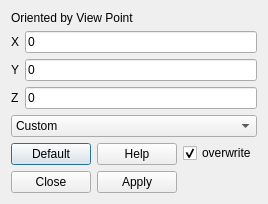
The window that ui/AddNoiseDialog.ui (Tonsty/Registar) describes before a commit, drawn with Qt 5.
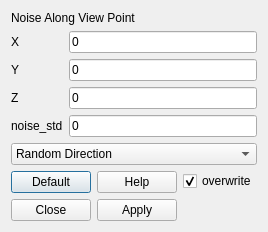
The same window after the commit. Icons and pictures are not drawn.

Commit message: Add addNoiseToPointCloud and adaptive normal_len

What changed in the file:
```diff
--- a/ui/AddNoiseDialog.ui
+++ b/ui/AddNoiseDialog.ui
@@ -7,7 +7,7 @@
     <x>0</x>
     <y>0</y>
     <width>255</width>
-    <height>201</height>
+    <height>227</height>
    </rect>
   </property>
   <property name="windowTitle">
@@ -23,7 +23,7 @@
      <item>
       <widget class="QLabel" name="label">
        <property name="text">
-        <string>Oriented by View Point</string>
+        <string>Noise Along View Point</string>
        </property>
       </widget>
      </item>
@@ -71,13 +71,27 @@
          </property>
         </widget>
        </item>
+       <item row="3" column="0">
+        <widget class="QLabel" name="label_5">
+         <property name="text">
+          <string>noise_std</string>
+         </property>
+        </widget>
+       </item>
+       <item row="3" column="1">
+        <widget class="QLineEdit" name="noiseSTDLineEdit">
+         <property name="text">
+          <string>0</string>
+         </property>
+        </widget>
+       </item>
       </layout>
      </item>
      <item>
       <widget class="QComboBox" name="comboBox">
        <item>
         <property name="text">
-         <string>Custom</string>
+         <string>Random Direction</string>
         </property>
        </item>
        <item>
```
Left out of the diff: 17 changed lines with no effect on the pictures. The commit also changes 11 other files.
